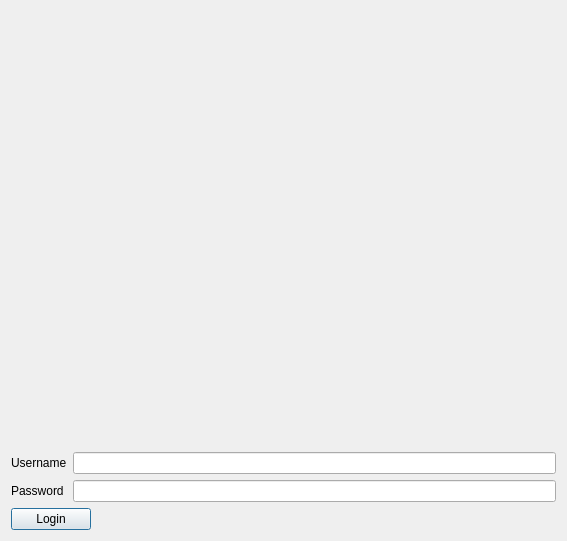
SammySamer/Distributed-System-Image-Sharing-Platform, file GUIFiles/login.ui: the form before one commit.
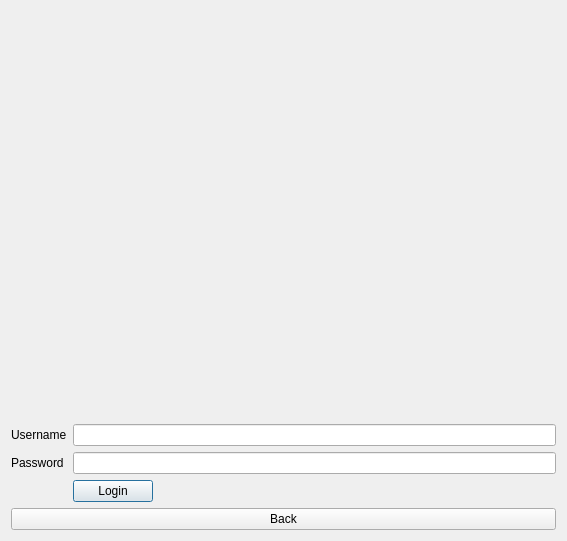
The form after the commit.

Diff of the .ui file:
```diff
--- a/GUIFiles/login.ui
+++ b/GUIFiles/login.ui
@@ -31,29 +31,27 @@
          </property>
         </spacer>
        </item>
-       <item row="1" column="0">
-        <widget class="QLabel" name="label">
-         <property name="text">
-          <string>Username</string>
-         </property>
-        </widget>
-       </item>
-       <item row="1" column="1">
-        <widget class="QLineEdit" name="user"/>
-       </item>
-       <item row="2" column="0">
+       <item row="5" column="0">
         <widget class="QLabel" name="label_2">
          <property name="text">
           <string>Password</string>
          </property>
         </widget>
        </item>
-       <item row="2" column="1">
+       <item row="5" column="1">
         <widget class="QLineEdit" name="pass"/>
        </item>
-      </layout>
-     </item>
-     <item>
+       <item row="4" column="0">
+        <widget class="QLabel" name="label">
+         <property name="text">
+          <string>Username</string>
+         </property>
+        </widget>
+       </item>
+       <item row="4" column="1">
+        <widget class="QLineEdit" name="user"/>
+       </item>
+       <item row="6" column="1">
       <widget class="QPushButton" name="loginButton">
        <property name="sizePolicy">
         <sizepolicy hsizetype="Fixed" vsizetype="Fixed">
@@ -67,6 +65,15 @@
       </widget>
      </item>
     </layout>
+     </item>
+    </layout>
+   </item>
+   <item>
+    <widget class="QPushButton" name="push_back">
+     <property name="text">
+      <string>Back</string>
+     </property>
+    </widget>
    </item>
   </layout>
  </widget>
```
Lines whose indentation alone changed are shown as unchanged.
